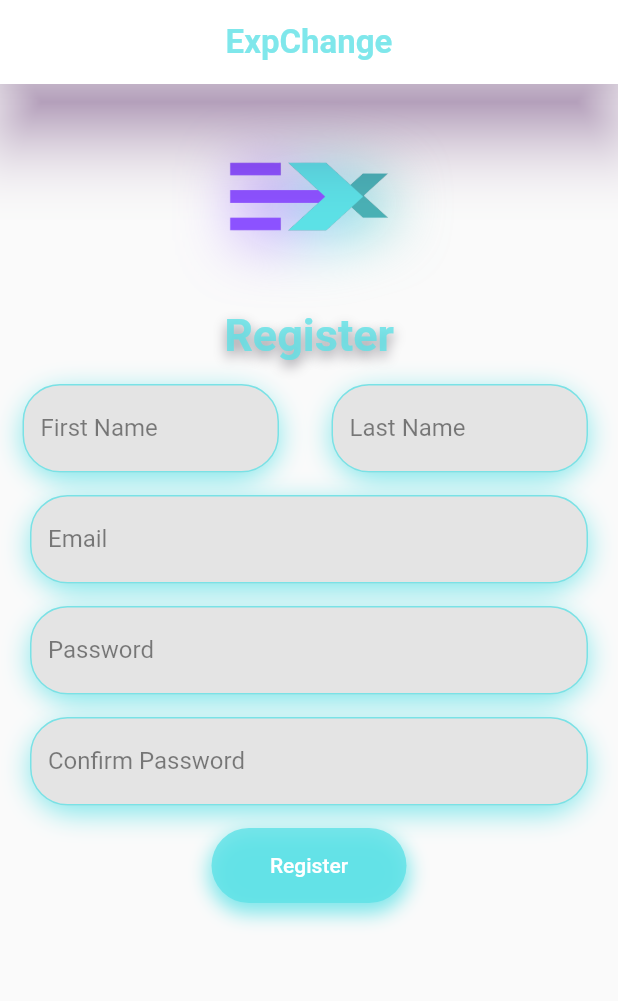
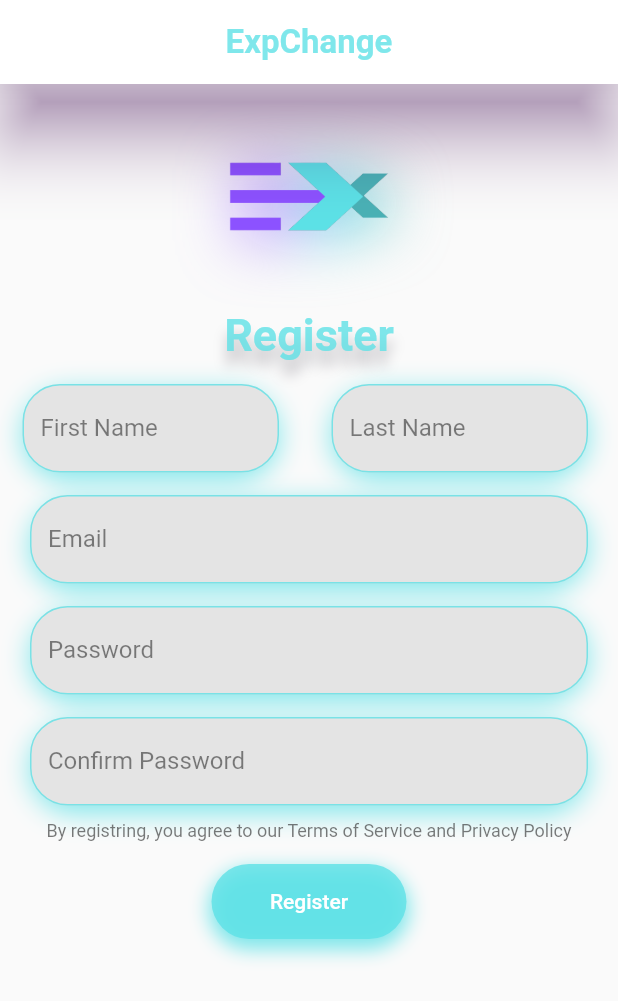
Before and after one commit to MaythamGhaly/exchange-app, a Flutter app: the Register screen opened directly, on a phone screen of 412 x 824 dp. Shown: the top 1001 px of the screen. Run offline on Flutter 3.47's test engine with Material 2 defaults, Android fonts, the phone set to English and light mode, and no system bars; drawn by our look-alikes of drop_shadow_image; our stand-ins replace carousel_slider.

Commit message:
frontend: fix register page colors

```diff
--- a/frontend/lib/screens/register.dart
+++ b/frontend/lib/screens/register.dart
@@ -68,8 +68,8 @@ class _RegisterState extends State<Register> {
                     shadows: [
                       Shadow(
                         blurRadius: 10.0,
-                        color: Color.fromARGB(200, 122, 118, 128),
-                        offset: Offset(0, 4.0),
+                        color: Color.fromARGB(101, 122, 118, 128),
+                        offset: Offset(0, 10),
                       ),
                     ]),
               ),
@@ -111,6 +111,15 @@ class _RegisterState extends State<Register> {
                   true,
                   _passwordController,
                   true),
+              Container(
+                margin:
+                    const EdgeInsets.only(right: 30.0, left: 30.0, top: 10.0),
+                child: const Text(
+                  "By registring, you agree to our Terms of Service and Privacy Policy",
+                  style: TextStyle(
+                      color: Color.fromARGB(161, 44, 44, 44), fontSize: 12),
+                ),
+              ),
               CustomButton(
                 inputText: 'Register',
                 onpressed: () {
```
